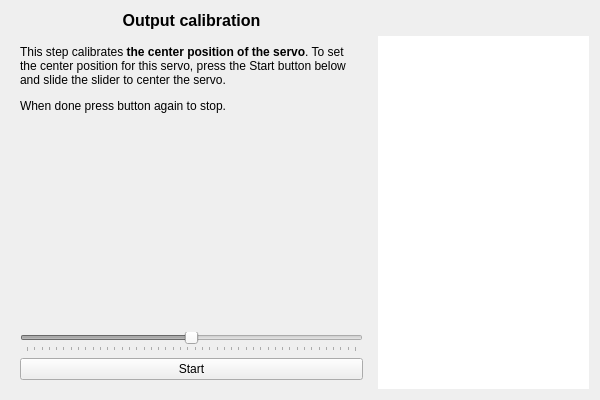
Qt form ground/openpilotgcs/src/plugins/setupwizard/pages/outputcalibrationpage.ui (openpilot/OpenPilot) before a commit.
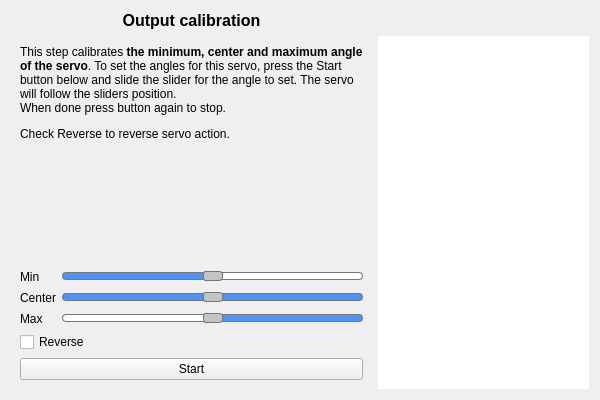
The same form after that commit. The open tabs and pages were chosen to show the change.

Commit message: OP-1222 Changed servo calibarion to contain min, max and center on the same page.

Diff of the .ui file:
```diff
--- a/ground/openpilotgcs/src/plugins/setupwizard/pages/outputcalibrationpage.ui
+++ b/ground/openpilotgcs/src/plugins/setupwizard/pages/outputcalibrationpage.ui
@@ -31,10 +31,29 @@
      </property>
     </widget>
    </item>
+   <item row="1" column="1">
+    <widget class="QGraphicsView" name="vehicleView">
+     <property name="sizePolicy">
+      <sizepolicy hsizetype="Minimum" vsizetype="Minimum">
+       <horstretch>0</horstretch>
+       <verstretch>0</verstretch>
+      </sizepolicy>
+     </property>
+     <property name="minimumSize">
+      <size>
+       <width>200</width>
+       <height>200</height>
+      </size>
+     </property>
+     <property name="frameShape">
+      <enum>QFrame::NoFrame</enum>
+     </property>
+    </widget>
+   </item>
    <item row="1" column="0">
     <widget class="QStackedWidget" name="calibrationStack">
      <property name="currentIndex">
-      <number>4</number>
+      <number>2</number>
      </property>
      <widget class="QWidget" name="intro">
       <layout class="QVBoxLayout" name="verticalLayout_3">
@@ -133,7 +152,7 @@
        <item>
         <widget class="QLabel" name="label_6">
          <property name="text">
-          <string>&lt;html&gt;&lt;head/&gt;&lt;body&gt;&lt;p&gt;This step calibrates&lt;span style=&quot; font-weight:600;&quot;&gt; the center position of the servo&lt;/span&gt;. To set the center position for this servo, press the Start button below and slide the slider to center the servo. &lt;/p&gt;&lt;p&gt;When done press button again to stop.&lt;/p&gt;&lt;/body&gt;&lt;/html&gt;</string>
+          <string>&lt;html&gt;&lt;head/&gt;&lt;body&gt;&lt;p&gt;This step calibrates&lt;span style=&quot; font-weight:600;&quot;&gt; the minimum, center and maximum angle of the servo&lt;/span&gt;. To set the angles for this servo, press the Start button below and slide the slider for the angle to set. The servo will follow the sliders position. &lt;br/&gt;When done press button again to stop.&lt;/p&gt;&lt;p&gt;Check Reverse to reverse servo action.&lt;/p&gt;&lt;/body&gt;&lt;/html&gt;</string>
          </property>
          <property name="alignment">
           <set>Qt::AlignLeading|Qt::AlignLeft|Qt::AlignTop</set>
@@ -144,118 +163,436 @@
         </widget>
        </item>
        <item>
-        <widget class="QSlider" name="servoCenterSlider">
-         <property name="enabled">
-          <bool>false</bool>
-         </property>
-         <property name="minimum">
-          <number>600</number>
-         </property>
-         <property name="maximum">
-          <number>2400</number>
-         </property>
-         <property name="singleStep">
-          <number>1</number>
-         </property>
-         <property name="pageStep">
-          <number>10</number>
-         </property>
-         <property name="value">
-          <number>1500</number>
-         </property>
-         <property name="tracking">
-          <bool>true</bool>
-         </property>
+        <spacer name="verticalSpacer">
          <property name="orientation">
-          <enum>Qt::Horizontal</enum>
+          <enum>Qt::Vertical</enum>
          </property>
-         <property name="invertedAppearance">
-          <bool>false</bool>
+         <property name="sizeHint" stdset="0">
+          <size>
+           <width>20</width>
+           <height>40</height>
+          </size>
          </property>
-         <property name="invertedControls">
-          <bool>false</bool>
-         </property>
-         <property name="tickPosition">
-          <enum>QSlider::TicksBelow</enum>
-         </property>
-         <property name="tickInterval">
-          <number>40</number>
-         </property>
-        </widget>
+        </spacer>
        </item>
        <item>
-        <widget class="QPushButton" name="servoCenterButton">
-         <property name="text">
-          <string>Start</string>
-         </property>
-         <property name="checkable">
-          <bool>true</bool>
-         </property>
-         <property name="checked">
-          <bool>false</bool>
-         </property>
+        <widget class="QWidget" name="widget" native="true">
+         <layout class="QFormLayout" name="formLayout">
+          <property name="horizontalSpacing">
+           <number>6</number>
+          </property>
+          <property name="verticalSpacing">
+           <number>6</number>
+          </property>
+          <property name="leftMargin">
+           <number>0</number>
+          </property>
+          <property name="topMargin">
+           <number>0</number>
+          </property>
+          <property name="rightMargin">
+           <number>0</number>
+          </property>
+          <property name="bottomMargin">
+           <number>0</number>
+          </property>
+          <item row="0" column="1">
+           <widget class="QSlider" name="servoMinAngleSlider">
+            <property name="styleSheet">
+             <string notr="true">QSlider::groove:horizontal {
+    border: 1px solid rgb(196, 196, 196);
+    background: white;
+    height: 6px;
+    border-radius: 2px;
+    margin 10px 10px;
+}
+
+QSlider::add-page:horizontal {
+    background: #fff;
+    border: 1px solid #777;
+    height: 1px;
+    border-radius: 4px;
+}
+
+QSlider::add-page:horizontal:disabled {
+    background: #eee;
+    border: 1px solid #999;
+    width: 1px;
+    border-radius: 4px;
+}
+
+QSlider::sub-page:horizontal {
+    background: rgb(78, 147, 246);
+    border: 1px solid #777;
+    height: 1px;
+    border-radius: 4px;
+}
+
+QSlider::sub-page:horizontal:disabled {
+    background: #ccc;
+    border: 1px solid #999;
+    width: 1px;
+    border-radius: 4px;
+}
+
+QSlider::handle:horizontal {
+    background: rgb(196, 196, 196);
+    width: 18px;
+    height: 28px;
+    margin: -2px 0;
+    border-radius: 3px;
+    border: 1px solid #777;
+}
+
+QSlider::groove:vertical {
+    border: 1px solid rgb(196, 196, 196);
+    background: white;
+    width: 6px;
+    border-radius: 2px;
+    margin 0px -10px;
+    margin-top: 5px;
+    margin-bottom: 5px;
+}
+
+QSlider::sub-page:vertical {
+    background: #fff;
+    border: 1px solid #777;
+    width: 1px;
+    border-radius: 4px;
+}
+
+QSlider::sub-page:vertical:disabled {
+    background: #eee;
+    border: 1px solid #999;
+    width: 1px;
+    border-radius: 4px;
+}
+
+QSlider::add-page:vertical {
+    background: rgb(78, 147, 246);
+    border: 1px solid #777;
+    width: 1px;
+    border-radius: 4px;
+}
+
+QSlider::add-page:vertical:disabled {
+    background: #ccc;
+    border: 1px solid #999;
+    width: 1px;
+    border-radius: 4px;
+}
+
+QSlider::handle:vertical {
+    background: rgb(196, 196, 196);
+    width: 18px;
+    margin: -6 -6;
+    border-radius: 3px;
+    border: 1px solid #777;
+}
+
+QSlider::handle:vertical:hover {
+    background: qlineargradient(x1:0, y1:0, x2:1, y2:1, stop:0 #fff, stop:1 #ddd);
+    border: 1px solid #444;
+    border-radius: 4px;
+}
+
+QSlider::handle:horizontal:hover {
+    background: qlineargradient(x1:0, y1:0, x2:1, y2:1, stop:0 #fff, stop:1 #ddd);
+    border: 1px solid #444;
+    border-radius: 4px;
+}</string>
+            </property>
+            <property name="minimum">
+             <number>600</number>
+            </property>
+            <property name="maximum">
+             <number>2400</number>
+            </property>
+            <property name="value">
+             <number>1500</number>
+            </property>
+            <property name="orientation">
+             <enum>Qt::Horizontal</enum>
+            </property>
+           </widget>
+          </item>
+          <item row="1" column="1">
+           <widget class="QSlider" name="servoCenterAngleSlider">
+            <property name="styleSheet">
+             <string notr="true">QSlider::groove:horizontal {
+    border: 1px solid rgb(196, 196, 196);
+    background: white;
+    height: 6px;
+    border-radius: 2px;
+    margin 10px 10px;
+}
+
+QSlider::add-page:horizontal {
+    background: rgb(78, 147, 246);
+    border: 1px solid #777;
+    height: 1px;
+    border-radius: 4px;
+}
+
+QSlider::add-page:horizontal:disabled {
+    background: #eee;
+    border: 1px solid #999;
+    width: 1px;
+    border-radius: 4px;
+}
+
+QSlider::sub-page:horizontal {
+    background: rgb(78, 147, 246);
+    border: 1px solid #777;
+    height: 1px;
+    border-radius: 4px;
+}
+
+QSlider::sub-page:horizontal:disabled {
+    background: #eee;
+    border: 1px solid #999;
+    width: 1px;
+    border-radius: 4px;
+}
+
+QSlider::handle:horizontal {
+    background: rgb(196, 196, 196);
+    width: 18px;
+    height: 28px;
+    margin: -2px 0;
+    border-radius: 3px;
+    border: 1px solid #777;
+}
+
+QSlider::groove:vertical {
+    border: 1px solid rgb(196, 196, 196);
+    background: white;
+    width: 6px;
+    border-radius: 2px;
+    margin 0px -10px;
+    margin-top: 5px;
+    margin-bottom: 5px;
+}
+
+QSlider::sub-page:vertical {
+    background: #fff;
+    border: 1px solid #777;
+    width: 1px;
+    border-radius: 4px;
+}
+
+QSlider::sub-page:vertical:disabled {
+    background: #eee;
+    border: 1px solid #999;
+    width: 1px;
+    border-radius: 4px;
+}
+
+QSlider::add-page:vertical {
+    background: rgb(78, 147, 246);
+    border: 1px solid #777;
+    width: 1px;
+    border-radius: 4px;
+}
+
+QSlider::add-page:vertical:disabled {
+    background: #ccc;
+    border: 1px solid #999;
+    width: 1px;
+    border-radius: 4px;
+}
+
+QSlider::handle:vertical {
+    background: rgb(196, 196, 196);
+    width: 18px;
+    margin: -6 -6;
+    border-radius: 3px;
+    border: 1px solid #777;
+}
+
+QSlider::handle:vertical:hover {
+    background: qlineargradient(x1:0, y1:0, x2:1, y2:1, stop:0 #fff, stop:1 #ddd);
+    border: 1px solid #444;
+    border-radius: 4px;
+}
+
+QSlider::handle:horizontal:hover {
+    background: qlineargradient(x1:0, y1:0, x2:1, y2:1, stop:0 #fff, stop:1 #ddd);
+    border: 1px solid #444;
+    border-radius: 4px;
+}</string>
+            </property>
+            <property name="minimum">
+             <number>600</number>
+            </property>
+            <property name="maximum">
+             <number>2400</number>
+            </property>
+            <property name="value">
+             <number>1500</number>
+            </property>
+            <property name="orientation">
+             <enum>Qt::Horizontal</enum>
+            </property>
+           </widget>
+          </item>
+          <item row="2" column="1">
+           <widget class="QSlider" name="servoMaxAngleSlider">
+            <property name="styleSheet">
+             <string notr="true">QSlider::groove:horizontal {
+    border: 1px solid rgb(196, 196, 196);
+    background: white;
+    height: 6px;
+    border-radius: 2px;
+    margin 10px 10px;
+}
+
+QSlider::sub-page:horizontal {
+    background: #fff;
+    border: 1px solid #777;
+    height: 1px;
+    border-radius: 4px;
+}
+
+QSlider::sub-page:horizontal:disabled {
+    background: #eee;
+    border: 1px solid #999;
+    width: 1px;
+    border-radius: 4px;
+}
+
+QSlider::add-page:horizontal {
+    background: rgb(78, 147, 246);
+    border: 1px solid #777;
+    height: 1px;
+    border-radius: 4px;
+}
+
+QSlider::add-page:horizontal:disabled {
+    background: #ccc;
+    border: 1px solid #999;
+    width: 1px;
+    border-radius: 4px;
+}
+
+QSlider::handle:horizontal {
+    background: rgb(196, 196, 196);
+    width: 18px;
+    height: 28px;
+    margin: -2px 0;
+    border-radius: 3px;
+    border: 1px solid #777;
+}
+
+QSlider::groove:vertical {
+    border: 1px solid rgb(196, 196, 196);
+    background: white;
+    width: 6px;
+    border-radius: 2px;
+    margin 0px -10px;
+    margin-top: 5px;
+    margin-bottom: 5px;
+}
+
+QSlider::sub-page:vertical {
+    background: #fff;
+    border: 1px solid #777;
+    width: 1px;
+    border-radius: 4px;
+}
+
+QSlider::sub-page:vertical:disabled {
+    background: #eee;
+    border: 1px solid #999;
+    width: 1px;
+    border-radius: 4px;
+}
+
+QSlider::add-page:vertical {
+    background: rgb(78, 147, 246);
+    border: 1px solid #777;
+    width: 1px;
+    border-radius: 4px;
+}
+
+QSlider::add-page:vertical:disabled {
+    background: #ccc;
+    border: 1px solid #999;
+    width: 1px;
+    border-radius: 4px;
+}
+
+QSlider::handle:vertical {
+    background: rgb(196, 196, 196);
+    width: 18px;
+    margin: -6 -6;
+    border-radius: 3px;
+    border: 1px solid #777;
+}
+
+QSlider::handle:vertical:hover {
+    background: qlineargradient(x1:0, y1:0, x2:1, y2:1, stop:0 #fff, stop:1 #ddd);
+    border: 1px solid #444;
+    border-radius: 4px;
+}
+
+QSlider::handle:horizontal:hover {
+    background: qlineargradient(x1:0, y1:0, x2:1, y2:1, stop:0 #fff, stop:1 #ddd);
+    border: 1px solid #444;
+    border-radius: 4px;
+}</string>
+            </property>
+            <property name="minimum">
+             <number>600</number>
+            </property>
+            <property name="maximum">
+             <number>2400</number>
+            </property>
+            <property name="value">
+             <number>1500</number>
+            </property>
+            <property name="orientation">
+             <enum>Qt::Horizontal</enum>
+            </property>
+            <property name="invertedAppearance">
+             <bool>false</bool>
+            </property>
+           </widget>
+          </item>
+          <item row="3" column="0" colspan="2">
+           <widget class="QCheckBox" name="reverseCheckbox">
+            <property name="text">
+             <string>Reverse</string>
+            </property>
+           </widget>
+          </item>
+          <item row="0" column="0">
+           <widget class="QLabel" name="label">
+            <property name="text">
+             <string>Min</string>
+            </property>
+           </widget>
+          </item>
+          <item row="1" column="0">
+           <widget class="QLabel" name="label_5">
+            <property name="text">
+             <string>Center</string>
+            </property>
+           </widget>
+          </item>
+          <item row="2" column="0">
+           <widget class="QLabel" name="label_7">
+            <property name="text">
+             <string>Max</string>
+            </property>
+           </widget>
+          </item>
+         </layout>
         </widget>
        </item>
-      </layout>
-     </widget>
-     <widget class="QWidget" name="servoMin">
-      <layout class="QVBoxLayout" name="verticalLayout">
        <item>
-        <widget class="QLabel" name="label_7">
+        <widget class="QPushButton" name="servoButton">
          <property name="text">
-          <string>&lt;html&gt;&lt;head/&gt;&lt;body&gt;&lt;p&gt;To save the servo and other hardware from damage we have to set the max and min angles for the servo. &lt;/p&gt;&lt;p&gt;To set &lt;span style=&quot; font-weight:600;&quot;&gt;the minimum angle for the servo&lt;/span&gt;, press the Start button below and select the top slider and slide it to the left until min angle is reached.&lt;/p&gt;&lt;p&gt;When done press button again to stop.&lt;/p&gt;&lt;/body&gt;&lt;/html&gt;</string>
-         </property>
-         <property name="alignment">
-          <set>Qt::AlignLeading|Qt::AlignLeft|Qt::AlignTop</set>
-         </property>
-         <property name="wordWrap">
-          <bool>true</bool>
-         </property>
-        </widget>
-       </item>
-       <item>
-        <widget class="QSlider" name="servoMinAngleSlider">
-         <property name="enabled">
-          <bool>false</bool>
-         </property>
-         <property name="minimum">
-          <number>600</number>
-         </property>
-         <property name="maximum">
-          <number>2400</number>
-         </property>
-         <property name="singleStep">
-          <number>1</number>
-         </property>
-         <property name="pageStep">
-          <number>10</number>
-         </property>
-         <property name="value">
-          <number>1500</number>
-         </property>
-         <property name="tracking">
-          <bool>true</bool>
-         </property>
-         <property name="orientation">
-          <enum>Qt::Horizontal</enum>
-         </property>
-         <property name="invertedAppearance">
-          <bool>false</bool>
-         </property>
-         <property name="invertedControls">
-          <bool>false</bool>
-         </property>
-         <property name="tickPosition">
-          <enum>QSlider::TicksBelow</enum>
-         </property>
-         <property name="tickInterval">
-          <number>40</number>
-         </property>
-        </widget>
-       </item>
-       <item>
-        <widget class="QPushButton" name="servoMinAngleButton">
-         <property name="text">
           <string>Start</string>
          </property>
          <property name="checkable">
@@ -268,95 +605,6 @@
        </item>
       </layout>
      </widget>
-     <widget class="QWidget" name="servoMax">
-      <layout class="QVBoxLayout" name="verticalLayout_2">
-       <item>
-        <widget class="QLabel" name="label_8">
-         <property name="text">
-          <string>&lt;html&gt;&lt;head/&gt;&lt;body&gt;&lt;p&gt;To set &lt;span style=&quot; font-weight:600;&quot;&gt;the maximum angle for the servo&lt;/span&gt;, press the Start button below and select the top slider and slide it to the right until max angle is reached.&lt;/p&gt;&lt;p&gt;When done press button again to stop.&lt;/p&gt;&lt;/body&gt;&lt;/html&gt;</string>
-         </property>
-         <property name="alignment">
-          <set>Qt::AlignLeading|Qt::AlignLeft|Qt::AlignTop</set>
-         </property>
-         <property name="wordWrap">
-          <bool>true</bool>
-         </property>
-        </widget>
-       </item>
-       <item>
-        <widget class="QSlider" name="servoMaxAngleSlider">
-         <property name="enabled">
-          <bool>false</bool>
-         </property>
-         <property name="minimum">
-          <number>600</number>
-         </property>
-         <property name="maximum">
-          <number>2400</number>
-         </property>
-         <property name="singleStep">
-          <number>1</number>
-         </property>
-         <property name="pageStep">
-          <number>10</number>
-         </property>
-         <property name="value">
-          <number>1500</number>
-         </property>
-         <property name="tracking">
-          <bool>true</bool>
-         </property>
-         <property name="orientation">
-          <enum>Qt::Horizontal</enum>
-         </property>
-         <property name="invertedAppearance">
-          <bool>false</bool>
-         </property>
-         <property name="invertedControls">
-          <bool>false</bool>
-         </property>
-         <property name="tickPosition">
-          <enum>QSlider::TicksBelow</enum>
-         </property>
-         <property name="tickInterval">
-          <number>40</number>
-         </property>
-        </widget>
-       </item>
-       <item>
-        <widget class="QPushButton" name="servoMaxAngleButton">
-         <property name="text">
-          <string>Start</string>
-         </property>
-         <property name="checkable">
-          <bool>true</bool>
-         </property>
-         <property name="checked">
-          <bool>false</bool>
-         </property>
-        </widget>
-       </item>
-      </layout>
-     </widget>
-    </widget>
-   </item>
-   <item row="1" column="1">
-    <widget class="QGraphicsView" name="vehicleView">
-     <property name="sizePolicy">
-      <sizepolicy hsizetype="Minimum" vsizetype="Minimum">
-       <horstretch>0</horstretch>
-       <verstretch>0</verstretch>
-      </sizepolicy>
-     </property>
-     <property name="minimumSize">
-      <size>
-       <width>200</width>
-       <height>200</height>
-      </size>
-     </property>
-     <property name="frameShape">
-      <enum>QFrame::NoFrame</enum>
-     </property>
     </widget>
    </item>
   </layout>
```
Left out of the diff: 67 changed lines with no effect on the pictures. The commit also changes 3 other files.
